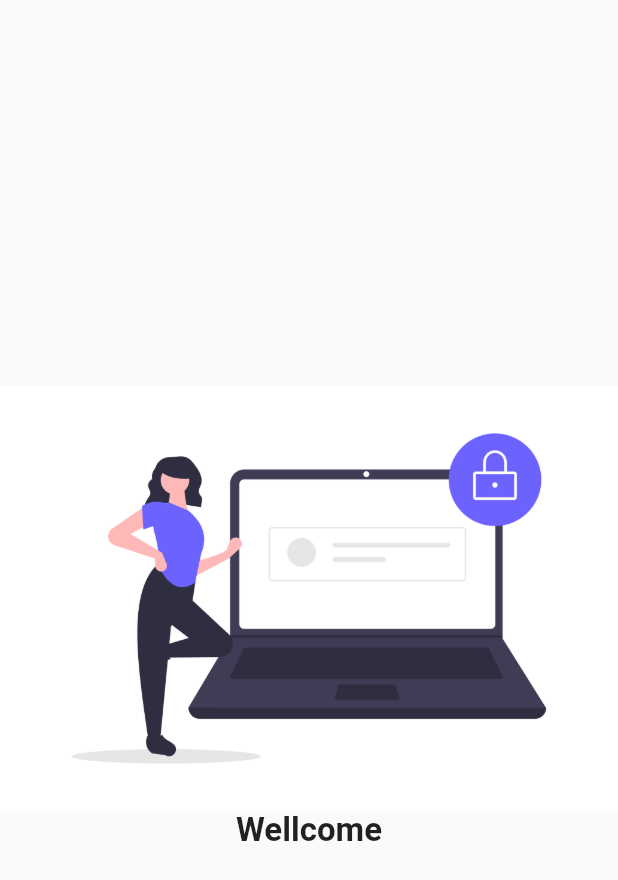
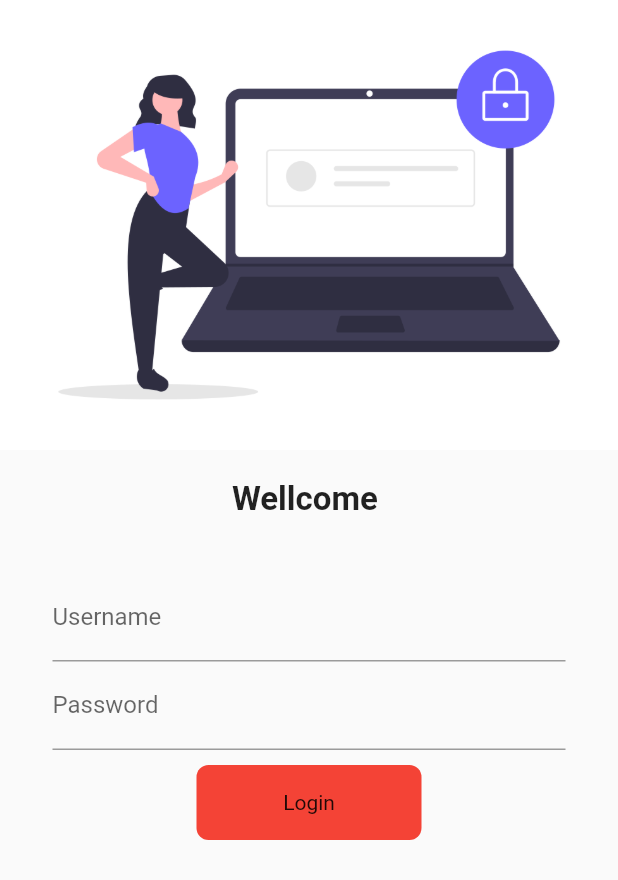
Before and after one commit to nurlanabdyrakhman/techno_catalog, a Flutter app: the screen it shows after launch, on a phone screen of 412 x 824 dp. Shown: the top 880 px of the screen. Run offline on Flutter 3.47's test engine with Material 2 defaults, Android fonts, the phone set to English and light mode, and no system bars; our stand-ins replace google_fonts.

Commit message:
circule button

```diff
--- a/lib/main.dart
+++ b/lib/main.dart
@@ -1,6 +1,7 @@
 import 'package:flutter/material.dart';
 import 'package:techno_catalog/pages/home_page.dart';
 import 'package:techno_catalog/pages/login_page.dart';
+import 'package:techno_catalog/utils/routes.dart';
 
 void main() {
   runApp( MyApp());
@@ -27,7 +28,7 @@ class MyApp extends StatelessWidget {
       routes: {
 
         '/':(context)=>LoginPage(),
-        '/home':(context)=>HomePage(),
+        MyRoutes.homeRoute:(context)=>HomePage(),
         '/login':(context)=>LoginPage(),
 
       },
--- a/lib/pages/login_page.dart
+++ b/lib/pages/login_page.dart
@@ -1,23 +1,104 @@
 import 'package:flutter/material.dart';
 import 'package:google_fonts/google_fonts.dart';
-class LoginPage extends StatelessWidget {
+import 'package:techno_catalog/utils/routes.dart';
+
+class LoginPage extends StatefulWidget {
   const LoginPage({super.key});
 
   @override
+  State<LoginPage> createState() => _LoginPageState();
+}
+
+class _LoginPageState extends State<LoginPage> {
+  String name = '';
+  bool changeButton = false;
+  @override
   Widget build(BuildContext context) {
     return Material(
+      child: SingleChildScrollView(
         child: Column(
-      mainAxisAlignment: MainAxisAlignment.center,
-      children: [
-        Image.asset(
-          'assets/undraw_secure_login_pdn4.png',
-          fit: BoxFit.cover,
+          children: [
+            Image.asset(
+              'assets/undraw_secure_login_pdn4.png',
+              height: 300,
+              fit: BoxFit.cover,
+            ),
+            SizedBox(
+              height: 20,
+            ),
+            Text(
+              'Wellcome $name',
+              style: TextStyle(fontSize: 22, fontWeight: FontWeight.bold),
+            ),
+            SizedBox(
+              height: 20,
+            ),
+            Padding(
+              padding: const EdgeInsets.symmetric(horizontal: 35, vertical: 16),
+              child: Column(
+                children: [
+                  TextField(
+                    decoration: InputDecoration(
+                      hintText: 'Inter UserName',
+                      labelText: 'Username',
+                    ),
+                    onChanged: (val) {
+                      setState(() {
+                        name = val;
+                      });
+                    },
+                  ),
+                  const TextField(
+                    obscureText: true,
+                    decoration: InputDecoration(
+                      hintText: 'Password',
+                      labelText: 'Password',
+                    ),
+                  ),
+                  SizedBox(
+                    height: 10,
+                  ),
+                  InkWell(
+                    onTap: () async{
+                      setState(() {
+                        changeButton = true;
+                      });
+                    await  Future.delayed(Duration(seconds: 1));
+                      Navigator.pushNamed(context, MyRoutes.homeRoute);
+                    },
+                    child: AnimatedContainer(
+                      duration: Duration(seconds: 1),
+                      width: changeButton ? 50 : 150,
+                      height: 50,
+                      decoration: BoxDecoration(
+                        borderRadius:
+                            BorderRadius.circular(changeButton ? 50 : 8),
+                        color: Colors.red,
+                      ),
+                      alignment: Alignment.center,
+                      child: changeButton ? Icon(Icons.done) : Text('Login'),
+                    ),
+                  )
+                  //  ElevatedButton(onPressed: (){
+                  // //Navigator.pushNamed(context, MyRoutes.homeRoute);
+                  // setState(() {
+                  //    changeButton=true;
+                  // });
+                  //  },
+                  //  child: Container(
+                  //   width: changeButton?   50:150,
+                  //   height: 50,
+                  //   child:changeButton?Icon(Icons.done): Text('Login')),
+                  //  style: TextButton.styleFrom(
+                  //   minimumSize: Size(100,30,)
+                  //  )
+                  //  ),
+                ],
+              ),
+            ),
+          ],
         ),
-        Text('Wellcome',style: TextStyle(
-          fontSize: 22,
-          fontWeight: FontWeight.bold
-        ),)
-      ],
-    ));
+      ),
+    );
   }
 }
--- /dev/null
+++ b/lib/utils/routes.dart
@@ -0,0 +1,6 @@
+import 'package:flutter/material.dart';
+
+class MyRoutes{
+   static String loginRoute='/login';
+    static String homeRoute='/home';
+}
```
Also changed, not shown: 6 other files.
